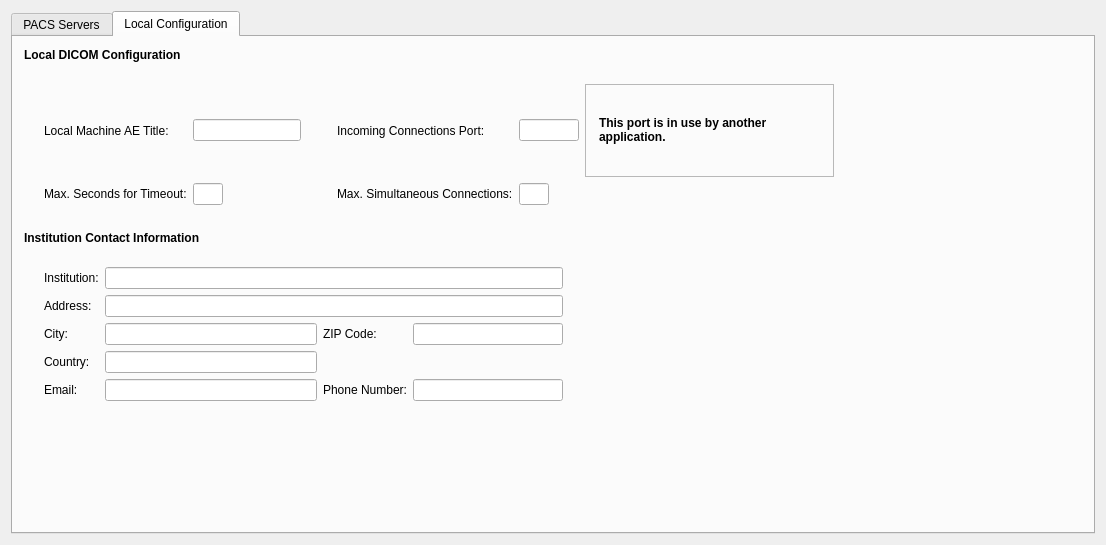
Above: PacsViewer/src/inputoutput/qconfigurationscreenbase.ui from zyq1569/starviewer before the change. Below: the same form after it.
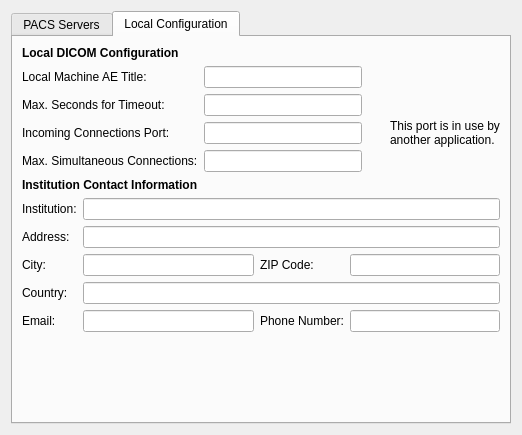
That is the form after the change. The open tabs and pages were chosen to show the change. Icons and pictures are not drawn.

What changed in the file:
```diff
--- a/PacsViewer/src/inputoutput/qconfigurationscreenbase.ui
+++ b/PacsViewer/src/inputoutput/qconfigurationscreenbase.ui
@@ -6,50 +6,20 @@
    <rect>
     <x>0</x>
     <y>0</y>
-    <width>1106</width>
-    <height>545</height>
+    <width>522</width>
+    <height>435</height>
    </rect>
   </property>
-  <property name="sizePolicy">
-   <sizepolicy hsizetype="MinimumExpanding" vsizetype="Preferred">
-    <horstretch>0</horstretch>
-    <verstretch>0</verstretch>
-   </sizepolicy>
-  </property>
-  <property name="maximumSize">
-   <size>
-    <width>20000</width>
-    <height>5000</height>
-   </size>
-  </property>
   <property name="windowTitle">
    <string>PACS Configuration</string>
   </property>
   <property name="windowIcon">
    <iconset resource="../main/main.qrc">
-    <normaloff>:/images/pacsServer.png</normaloff>:/images/pacsServer.png</iconset>
+    <normaloff>:/images/icons/preferences-system-network.svg</normaloff>:/images/icons/preferences-system-network.svg</iconset>
   </property>
-  <layout class="QGridLayout" name="gridLayout_3">
-   <item row="0" column="0">
+  <layout class="QVBoxLayout" name="verticalLayout_4">
+   <item>
     <widget class="QTabWidget" name="tabConfiguration">
-     <property name="sizePolicy">
-      <sizepolicy hsizetype="Expanding" vsizetype="Expanding">
-       <horstretch>0</horstretch>
-       <verstretch>0</verstretch>
-      </sizepolicy>
-     </property>
-     <property name="maximumSize">
-      <size>
-       <width>32767</width>
-       <height>32767</height>
-      </size>
-     </property>
-     <property name="toolTip">
-      <string/>
-     </property>
-     <property name="whatsThis">
-      <string/>
-     </property>
      <property name="currentIndex">
       <number>0</number>
      </property>
@@ -57,12 +27,9 @@
       <attribute name="title">
        <string>PACS Servers</string>
       </attribute>
-      <layout class="QVBoxLayout" name="verticalLayout">
+      <layout class="QVBoxLayout" name="verticalLayout_2">
        <item>
         <widget class="QTreeWidget" name="m_PacsTreeView">
-         <property name="frameShadow">
-          <enum>QFrame::Sunken</enum>
-         </property>
          <property name="alternatingRowColors">
           <bool>true</bool>
          </property>
@@ -127,114 +94,22 @@
         </widget>
        </item>
        <item>
-        <layout class="QHBoxLayout">
-         <property name="spacing">
-          <number>6</number>
+        <widget class="QLabel" name="label_11">
+         <property name="font">
+          <font>
+           <weight>75</weight>
+           <bold>true</bold>
+          </font>
          </property>
-         <property name="margin">
-          <number>0</number>
+         <property name="text">
+          <string>Modify Selected PACS Server/Add New PACS Server</string>
          </property>
-         <item>
-          <spacer>
-           <property name="orientation">
-            <enum>Qt::Horizontal</enum>
-           </property>
-           <property name="sizeHint" stdset="0">
-            <size>
-             <width>40</width>
-             <height>20</height>
-            </size>
-           </property>
-          </spacer>
-         </item>
-         <item>
-          <widget class="QPushButton" name="m_buttonDeletePacs">
-           <property name="toolTip">
-            <string>Delete selected PACS</string>
-           </property>
-           <property name="text">
-            <string>Delete</string>
-           </property>
-           <property name="icon">
-            <iconset resource="../main/main.qrc">
-             <normaloff>:/images/removePrinter.png</normaloff>:/images/removePrinter.png</iconset>
-           </property>
-          </widget>
-         </item>
-        </layout>
+        </widget>
        </item>
        <item>
-        <spacer>
-         <property name="orientation">
-          <enum>Qt::Vertical</enum>
-         </property>
-         <property name="sizeHint" stdset="0">
-          <size>
-           <width>796</width>
-           <height>16</height>
-          </size>
-         </property>
-        </spacer>
-       </item>
-       <item>
-        <layout class="QHBoxLayout">
-         <property name="spacing">
-          <number>6</number>
-         </property>
-         <property name="margin">
-          <number>0</number>
-         </property>
+        <layout class="QHBoxLayout" name="horizontalLayout">
          <item>
-          <widget class="QLabel" name="label_11">
-           <property name="font">
-            <font>
-             <weight>75</weight>
-             <bold>true</bold>
-            </font>
-           </property>
-           <property name="text">
-            <string>Modify Selected PACS Server/Add New PACS Server</string>
-           </property>
-          </widget>
-         </item>
-        </layout>
-       </item>
-       <item>
-        <spacer>
-         <property name="orientation">
-          <enum>Qt::Vertical</enum>
-         </property>
-         <property name="sizeType">
-          <enum>QSizePolicy::Preferred</enum>
-         </property>
-         <property name="sizeHint" stdset="0">
-          <size>
-           <width>796</width>
-           <height>16</height>
-          </size>
-         </property>
-        </spacer>
-       </item>
-       <item>
-        <layout class="QHBoxLayout" name="horizontalLayout_2">
-         <item>
-          <spacer>
-           <property name="orientation">
-            <enum>Qt::Horizontal</enum>
-           </property>
-           <property name="sizeType">
-            <enum>QSizePolicy::Preferred</enum>
-           </property>
-           <property name="sizeHint" stdset="0">
-            <size>
-             <width>17</width>
-             <height>20</height>
-            </size>
-           </property>
-          </spacer>
-         </item>
-         <item>
-          <layout class="QGridLayout" name="gridLayout_2">
+          <layout class="QGridLayout" name="gridLayout">
            <item row="0" column="0">
             <widget class="QLabel" name="textLabel1_2">
              <property name="text">
@@ -242,7 +117,7 @@
              </property>
             </widget>
            </item>
-           <item row="0" column="1" colspan="2">
+           <item row="0" column="1" colspan="3">
             <widget class="QLineEdit" name="m_textAETitle">
              <property name="maxLength">
               <number>16</number>
@@ -256,7 +131,7 @@
              </property>
             </widget>
            </item>
-           <item row="1" column="1" colspan="2">
+           <item row="1" column="1" colspan="3">
             <widget class="QLineEdit" name="m_textAddress"/>
            </item>
            <item row="2" column="0">
@@ -266,92 +141,32 @@
              </property>
             </widget>
            </item>
-           <item row="2" column="2" rowspan="2">
-            <layout class="QGridLayout" name="gridLayout">
-             <item row="0" column="0">
-              <widget class="QLabel" name="label">
-               <property name="text">
-                <string>Port:</string>
-               </property>
-              </widget>
-             </item>
-             <item row="0" column="1">
-              <widget class="QLineEdit" name="m_textQueryRetrieveServicePort">
-               <property name="maximumSize">
-                <size>
-                 <width>67</width>
-                 <height>32767</height>
-                </size>
-               </property>
-              </widget>
-             </item>
-             <item row="0" column="4">
-              <spacer name="horizontalSpacer_2">
-               <property name="orientation">
-                <enum>Qt::Horizontal</enum>
-               </property>
-               <property name="sizeHint" stdset="0">
-                <size>
-                 <width>40</width>
-                 <height>20</height>
-                </size>
-               </property>
-              </spacer>
-             </item>
-             <item row="1" column="0">
-              <widget class="QLabel" name="label_2">
-               <property name="text">
-                <string>Port:</string>
-               </property>
-              </widget>
-             </item>
-             <item row="1" column="1">
-              <widget class="QLineEdit" name="m_textStoreServicePort">
-               <property name="maximumSize">
-                <size>
-                 <width>67</width>
-                 <height>32767</height>
-                </size>
-               </property>
-              </widget>
-             </item>
-             <item row="1" column="4">
-              <spacer name="horizontalSpacer">
-               <property name="orientation">
-                <enum>Qt::Horizontal</enum>
-               </property>
-               <property name="sizeHint" stdset="0">
-                <size>
-                 <width>40</width>
-                 <height>20</height>
-                </size>
-               </property>
-              </spacer>
-             </item>
-             <item row="0" column="3">
-              <widget class="QCheckBox" name="m_checkDefault">
-               <property name="text">
-                <string>Default Query PACS</string>
-               </property>
-              </widget>
-             </item>
-             <item row="0" column="2">
-              <spacer name="horizontalSpacer_5">
-               <property name="orientation">
-                <enum>Qt::Horizontal</enum>
-               </property>
-               <property name="sizeType">
-                <enum>QSizePolicy::Fixed</enum>
-               </property>
-               <property name="sizeHint" stdset="0">
-                <size>
-                 <width>10</width>
-                 <height>20</height>
-                </size>
-               </property>
-              </spacer>
-             </item>
-            </layout>
+           <item row="2" column="1">
+            <widget class="QCheckBox" name="m_checkBoxQueryRetrieveEnabled">
+             <property name="text">
+              <string>Enabled</string>
+             </property>
+             <property name="checked">
+              <bool>true</bool>
+             </property>
+            </widget>
+           </item>
+           <item row="2" column="2">
+            <widget class="QLabel" name="label">
+             <property name="text">
+              <string>Port:</string>
+             </property>
+            </widget>
+           </item>
+           <item row="2" column="3">
+            <widget class="QLineEdit" name="m_textQueryRetrieveServicePort">
+             <property name="maximumSize">
+              <size>
+               <width>64</width>
+               <height>32767</height>
+              </size>
+             </property>
+            </widget>
            </item>
            <item row="3" column="0">
             <widget class="QLabel" name="textLabel4_3">
@@ -370,42 +185,27 @@
              </property>
             </widget>
            </item>
-           <item row="2" column="1">
-            <widget class="QCheckBox" name="m_checkBoxQueryRetrieveEnabled">
+           <item row="3" column="2">
+            <widget class="QLabel" name="label_2">
              <property name="text">
-              <string>Enabled</string>
+              <string>Port:</string>
              </property>
-             <property name="checked">
-              <bool>true</bool>
+            </widget>
+           </item>
+           <item row="3" column="3">
+            <widget class="QLineEdit" name="m_textStoreServicePort">
+             <property name="maximumSize">
+              <size>
+               <width>64</width>
+               <height>32767</height>
+              </size>
              </property>
             </widget>
            </item>
           </layout>
          </item>
          <item>
-          <spacer>
-           <property name="orientation">
-            <enum>Qt::Horizontal</enum>
-           </property>
-           <property name="sizeType">
-            <enum>QSizePolicy::Maximum</enum>
-           </property>
-           <property name="sizeHint" stdset="0">
-            <size>
-             <width>40</width>
-             <height>20</height>
-            </size>
-           </property>
-          </spacer>
-         </item>
-         <item>
-          <layout class="QGridLayout">
-           <property name="margin">
-            <number>0</number>
-           </property>
-           <property name="spacing">
-            <number>6</number>
-           </property>
+          <layout class="QGridLayout" name="gridLayout_2">
            <item row="0" column="0">
             <widget class="QLabel" name="textLabel6_7">
              <property name="text">
@@ -436,105 +236,70 @@
            <item row="2" column="1">
             <widget class="QLineEdit" name="m_textDescription"/>
            </item>
-           <item row="3" column="1">
-            <spacer name="horizontalSpacer_4">
-             <property name="orientation">
-              <enum>Qt::Horizontal</enum>
+           <item row="3" column="0" colspan="2">
+            <widget class="QCheckBox" name="m_checkDefault">
+             <property name="text">
+              <string>Default Query PACS</string>
              </property>
-             <property name="sizeHint" stdset="0">
-              <size>
-               <width>40</width>
-               <height>20</height>
-              </size>
-             </property>
-            </spacer>
+            </widget>
            </item>
           </layout>
          </item>
-        </layout>
-       </item>
-       <item>
-        <spacer>
-         <property name="orientation">
-          <enum>Qt::Vertical</enum>
-         </property>
-         <property name="sizeHint" stdset="0">
-          <size>
-           <width>20</width>
-           <height>40</height>
-          </size>
-         </property>
-        </spacer>
-       </item>
-       <item>
-        <layout class="QHBoxLayout">
-         <property name="spacing">
-          <number>6</number>
-         </property>
-         <property name="margin">
-          <number>0</number>
-         </property>
          <item>
-          <spacer>
-           <property name="orientation">
-            <enum>Qt::Horizontal</enum>
-           </property>
-           <property name="sizeHint" stdset="0">
-            <size>
-             <width>40</width>
-             <height>20</height>
-            </size>
-           </property>
-          </spacer>
-         </item>
-         <item>
-          <widget class="QPushButton" name="m_buttonTestPacs">
-           <property name="enabled">
-            <bool>true</bool>
-           </property>
-           <property name="toolTip">
-            <string>Test if selected PACS is alive</string>
-           </property>
-           <property name="text">
-            <string>Test</string>
-           </property>
-          </widget>
-         </item>
-         <item>
-          <spacer name="horizontalSpacer_6">
-           <property name="orientation">
-            <enum>Qt::Horizontal</enum>
-           </property>
-           <property name="sizeType">
-            <enum>QSizePolicy::Fixed</enum>
-           </property>
-           <property name="sizeHint" stdset="0">
-            <size>
-             <width>30</width>
-             <height>20</height>
-            </size>
-           </property>
-          </spacer>
-         </item>
-         <item>
-          <widget class="QPushButton" name="m_buttonAddPacs">
-           <property name="toolTip">
-            <string>Add the new PACS to the list</string>
-           </property>
-           <property name="text">
-            <string>Add as New PACS</string>
-           </property>
-          </widget>
-         </item>
-         <item>
-          <widget class="QPushButton" name="m_buttonUpdatePacs">
-           <property name="toolTip">
-            <string>Update parameters of the selected PACS</string>
-           </property>
-           <property name="text">
-            <string>Update PACS</string>
-           </property>
-          </widget>
+          <layout class="QVBoxLayout" name="verticalLayout">
+           <item>
+            <widget class="QPushButton" name="m_buttonAddPacs">
+             <property name="toolTip">
+              <string>Add the new PACS to the list</string>
+             </property>
+             <property name="text">
+              <string>Add</string>
+             </property>
+             <property name="icon">
+              <iconset resource="../main/main.qrc">
+               <normaloff>:/images/icons/list-add.svg</normaloff>:/images/icons/list-add.svg</iconset>
+             </property>
+            </widget>
+           </item>
+           <item>
+            <widget class="QPushButton" name="m_buttonUpdatePacs">
+             <property name="toolTip">
+              <string>Update parameters of the selected PACS</string>
+             </property>
+             <property name="text">
+              <string>Update</string>
+             </property>
+             <property name="icon">
+              <iconset resource="../main/main.qrc">
+               <normaloff>:/images/icons/document-save.svg</normaloff>:/images/icons/document-save.svg</iconset>
+             </property>
+            </widget>
+           </item>
+           <item>
+            <widget class="QPushButton" name="m_buttonDeletePacs">
+             <property name="toolTip">
+              <string>Delete selected PACS</string>
+             </property>
+             <property name="text">
+              <string>Delete</string>
+             </property>
+             <property name="icon">
+              <iconset resource="../main/main.qrc">
+               <normaloff>:/images/icons/edit-delete.svg</normaloff>:/images/icons/edit-delete.svg</iconset>
+             </property>
+            </widget>
+           </item>
+           <item>
+            <widget class="QPushButton" name="m_buttonTestPacs">
+             <property name="toolTip">
+              <string>Test if selected PACS is alive</string>
+             </property>
+             <property name="text">
+              <string>Test</string>
+             </property>
+            </widget>
+           </item>
+          </layout>
          </item>
         </layout>
        </item>
@@ -544,8 +309,8 @@
       <attribute name="title">
        <string>Local Configuration</string>
       </attribute>
-      <layout class="QGridLayout" name="gridLayout_4">
-       <item row="0" column="0">
+      <layout class="QVBoxLayout" name="verticalLayout_3">
+       <item>
         <widget class="QLabel" name="label_15">
          <property name="font">
           <font>
@@ -558,257 +323,114 @@
          </property>
         </widget>
        </item>
-       <item row="1" column="0">
-        <spacer>
-         <property name="orientation">
-          <enum>Qt::Vertical</enum>
-         </property>
-         <property name="sizeType">
-          <enum>QSizePolicy::Preferred</enum>
-         </property>
-         <property name="sizeHint" stdset="0">
-          <size>
-           <width>796</width>
-           <height>16</height>
-          </size>
-         </property>
-        </spacer>
-       </item>
-       <item row="2" column="0">
-        <layout class="QGridLayout">
-         <property name="margin">
-          <number>0</number>
-         </property>
-         <property name="spacing">
-          <number>6</number>
-         </property>
-         <item row="0" column="4">
-          <widget class="QLabel" name="textLabel6">
-           <property name="sizePolicy">
-            <sizepolicy hsizetype="Preferred" vsizetype="MinimumExpanding">
-             <horstretch>0</horstretch>
-             <verstretch>0</verstretch>
-            </sizepolicy>
-           </property>
-           <property name="minimumSize">
-            <size>
-             <width>120</width>
-             <height>0</height>
-            </size>
-           </property>
+       <item>
+        <layout class="QGridLayout" name="gridLayout_3">
+         <item row="0" column="0">
+          <widget class="QLabel" name="textLabel3">
            <property name="text">
-            <string>Incoming Connections Port:</string>
+            <string>Local Machine AE Title:</string>
            </property>
           </widget>
          </item>
-         <item row="0" column="2">
+         <item row="0" column="1">
           <widget class="QLineEdit" name="m_textAETitleMachine">
-           <property name="sizePolicy">
-            <sizepolicy hsizetype="Preferred" vsizetype="Fixed">
-             <horstretch>0</horstretch>
-             <verstretch>0</verstretch>
-            </sizepolicy>
-           </property>
            <property name="maxLength">
             <number>16</number>
            </property>
           </widget>
          </item>
-         <item row="1" column="4">
+         <item row="1" column="0">
+          <widget class="QLabel" name="textLabel5">
+           <property name="text">
+            <string>Max. Seconds for Timeout:</string>
+           </property>
+          </widget>
+         </item>
+         <item row="1" column="1">
+          <widget class="QLineEdit" name="m_textTimeout">
+           <property name="maxLength">
+            <number>8</number>
+           </property>
+          </widget>
+         </item>
+         <item row="2" column="0">
+          <widget class="QLabel" name="textLabel6">
+           <property name="text">
+            <string>Incoming Connections Port:</string>
+           </property>
+          </widget>
+         </item>
+         <item row="2" column="1">
+          <widget class="QLineEdit" name="m_textLocalPort">
+           <property name="maxLength">
+            <number>8</number>
+           </property>
+          </widget>
+         </item>
+         <item row="3" column="0">
           <widget class="QLabel" name="textLabel7">
-           <property name="sizePolicy">
-            <sizepolicy hsizetype="Preferred" vsizetype="Preferred">
-             <horstretch>0</horstretch>
-             <verstretch>0</verstretch>
-            </sizepolicy>
-           </property>
            <property name="text">
             <string>Max. Simultaneous Connections:</string>
            </property>
           </widget>
          </item>
-         <item row="0" column="6">
+         <item row="3" column="1">
+          <widget class="QLineEdit" name="m_textMaxConnections">
+           <property name="maxLength">
+            <number>8</number>
+           </property>
+          </widget>
+         </item>
+         <item row="1" column="2" rowspan="3">
           <widget class="QFrame" name="m_warningFrameIncomingConnectionsPortInUse">
-           <property name="sizePolicy">
-            <sizepolicy hsizetype="Expanding" vsizetype="Preferred">
-             <horstretch>0</horstretch>
-             <verstretch>0</verstretch>
-            </sizepolicy>
-           </property>
-           <property name="frameShape">
-            <enum>QFrame::StyledPanel</enum>
-           </property>
-           <property name="frameShadow">
-            <enum>QFrame::Raised</enum>
-           </property>
-           <layout class="QGridLayout">
-            <property name="margin">
+           <layout class="QHBoxLayout" name="horizontalLayout_2">
+            <property name="leftMargin">
              <number>0</number>
             </property>
-            <property name="spacing">
-             <number>6</number>
+            <property name="topMargin">
+             <number>0</number>
             </property>
-            <item row="0" column="0">
+            <property name="rightMargin">
+             <number>0</number>
+            </property>
+            <property name="bottomMargin">
+             <number>0</number>
+            </property>
+            <item>
              <widget class="QLabel" name="label_16">
-              <property name="sizePolicy">
-               <sizepolicy hsizetype="Minimum" vsizetype="Minimum">
-                <horstretch>0</horstretch>
-                <verstretch>0</verstretch>
-               </sizepolicy>
-              </property>
-              <property name="text">
-               <string/>
-              </property>
-              <property name="pixmap">
-               <pixmap resource="../main/main.qrc">:/images/warningIcon.png</pixmap>
-              </property>
-             </widget>
-            </item>
-            <item row="0" column="1">
-             <widget class="QLabel" name="label_13">
-              <property name="sizePolicy">
-               <sizepolicy hsizetype="Expanding" vsizetype="Expanding">
-                <horstretch>0</horstretch>
-                <verstretch>0</verstretch>
-               </sizepolicy>
-              </property>
               <property name="minimumSize">
                <size>
-                <width>180</width>
-                <height>0</height>
+                <width>16</width>
+                <height>16</height>
                </size>
               </property>
+              <property name="maximumSize">
+               <size>
+                <width>16</width>
+                <height>16</height>
+               </size>
+              </property>
+              <property name="styleSheet">
+               <string notr="true">image: url(:/images/icons/emblem-warning.svg)</string>
+              </property>
+             </widget>
+            </item>
+            <item>
+             <widget class="QLabel" name="label_13">
               <property name="text">
-               <string>&lt;b&gt;This port is in use by another application.&lt;/b&gt;</string>
+               <string>This port is in use by another application.</string>
               </property>
               <property name="wordWrap">
                <bool>true</bool>
               </property>
-              <property name="indent">
-               <number>-1</number>
-              </property>
              </widget>
             </item>
            </layout>
           </widget>
          </item>
-         <item row="1" column="2">
-          <widget class="QLineEdit" name="m_textTimeout">
-           <property name="sizePolicy">
-            <sizepolicy hsizetype="Preferred" vsizetype="Fixed">
-             <horstretch>0</horstretch>
-             <verstretch>0</verstretch>
-            </sizepolicy>
-           </property>
-           <property name="maximumSize">
-            <size>
-             <width>30</width>
-             <height>16777215</height>
-            </size>
-           </property>
-          </widget>
-         </item>
-         <item row="0" column="5">
-          <widget class="QLineEdit" name="m_textLocalPort">
-           <property name="maximumSize">
-            <size>
-             <width>60</width>
-             <height>16777215</height>
-            </size>
-           </property>
-          </widget>
-         </item>
-         <item row="1" column="1">
-          <widget class="QLabel" name="textLabel5">
-           <property name="text">
-            <string>Max. Seconds for Timeout:</string>
-           </property>
-          </widget>
-         </item>
-         <item row="0" column="3" rowspan="2">
-          <spacer>
-           <property name="orientation">
-            <enum>Qt::Horizontal</enum>
-           </property>
-           <property name="sizeType">
-            <enum>QSizePolicy::Fixed</enum>
-           </property>
-           <property name="sizeHint" stdset="0">
-            <size>
-             <width>30</width>
-             <height>61</height>
-            </size>
-           </property>
-          </spacer>
-         </item>
-         <item row="0" column="1">
-          <widget class="QLabel" name="textLabel3">
-           <property name="text">
-            <string>Local Machine AE Title:</string>
-           </property>
-          </widget>
-         </item>
-         <item row="1" column="5">
-          <widget class="QLineEdit" name="m_textMaxConnections">
-           <property name="maximumSize">
-            <size>
-             <width>30</width>
-             <height>16777215</height>
-            </size>
-           </property>
-          </widget>
-         </item>
-         <item row="0" column="7" rowspan="2">
-          <spacer>
-           <property name="orientation">
-            <enum>Qt::Horizontal</enum>
-           </property>
-           <property name="sizeType">
-            <enum>QSizePolicy::Expanding</enum>
-           </property>
-           <property name="sizeHint" stdset="0">
-            <size>
-             <width>21</width>
-             <height>81</height>
-            </size>
-           </property>
-          </spacer>
-         </item>
-         <item row="0" column="0" rowspan="2">
-          <spacer>
-           <property name="orientation">
-            <enum>Qt::Horizontal</enum>
-           </property>
-           <property name="sizeType">
-            <enum>QSizePolicy::Preferred</enum>
-           </property>
-           <property name="sizeHint" stdset="0">
-            <size>
-             <width>20</width>
-             <height>87</height>
-            </size>
-           </property>
-          </spacer>
-         </item>
         </layout>
        </item>
-       <item row="3" column="0">
-        <spacer>
-         <property name="orientation">
-          <enum>Qt::Vertical</enum>
-         </property>
-         <property name="sizeType">
-          <enum>QSizePolicy::Minimum</enum>
-         </property>
-         <property name="sizeHint" stdset="0">
-          <size>
-           <width>796</width>
-           <height>20</height>
-          </size>
-         </property>
-        </spacer>
-       </item>
-       <item row="4" column="0">
+       <item>
         <widget class="QLabel" name="label_14">
          <property name="font">
           <font>
@@ -821,212 +443,121 @@
          </property>
         </widget>
        </item>
-       <item row="5" column="0">
-        <spacer>
-         <property name="orientation">
-          <enum>Qt::Vertical</enum>
-         </property>
-         <property name="sizeType">
-          <enum>QSizePolicy::Fixed</enum>
-         </property>
-         <property name="sizeHint" stdset="0">
-          <size>
-           <width>796</width>
-           <height>16</height>
-          </size>
-         </property>
-        </spacer>
-       </item>
-       <item row="6" column="0">
-        <layout class="QHBoxLayout" name="horizontalLayout">
-         <item>
-          <spacer>
-           <property name="orientation">
-            <enum>Qt::Horizontal</enum>
+       <item>
+        <layout class="QGridLayout" name="gridLayout_4">
+         <item row="0" column="0">
+          <widget class="QLabel" name="label_3">
+           <property name="text">
+            <string>Institution:</string>
            </property>
-           <property name="sizeType">
-            <enum>QSizePolicy::Preferred</enum>
+          </widget>
+         </item>
+         <item row="0" column="1" colspan="3">
+          <widget class="QLineEdit" name="m_textInstitutionName">
+           <property name="maxLength">
+            <number>150</number>
            </property>
-           <property name="sizeHint" stdset="0">
+          </widget>
+         </item>
+         <item row="1" column="0">
+          <widget class="QLabel" name="label_4">
+           <property name="text">
+            <string>Address:</string>
+           </property>
+          </widget>
+         </item>
+         <item row="1" column="1" colspan="3">
+          <widget class="QLineEdit" name="m_textInstitutionAddress">
+           <property name="maxLength">
+            <number>150</number>
+           </property>
+          </widget>
+         </item>
+         <item row="2" column="0">
+          <widget class="QLabel" name="label_5">
+           <property name="text">
+            <string>City:</string>
+           </property>
+          </widget>
+         </item>
+         <item row="2" column="1">
+          <widget class="QLineEdit" name="m_textInstitutionTown">
+           <property name="maxLength">
+            <number>100</number>
+           </property>
+          </widget>
+         </item>
+         <item row="2" column="2">
+          <widget class="QLabel" name="label_6">
+           <property name="text">
+            <string>ZIP Code:</string>
+           </property>
+          </widget>
+         </item>
+         <item row="2" column="3">
+          <widget class="QLineEdit" name="m_textInstitutionZipCode">
+           <property name="maximumSize">
             <size>
-             <width>20</width>
-             <height>20</height>
+             <width>150</width>
+             <height>16777215</height>
             </size>
            </property>
-          </spacer>
+           <property name="maxLength">
+            <number>20</number>
+           </property>
+          </widget>
          </item>
-         <item>
-          <layout class="QGridLayout">
-           <property name="margin">
-            <number>0</number>
+         <item row="3" column="0">
+          <widget class="QLabel" name="label_7">
+           <property name="text">
+            <string>Country:</string>
            </property>
-           <property name="spacing">
-            <number>6</number>
+          </widget>
+         </item>
+         <item row="3" column="1" colspan="3">
+          <widget class="QLineEdit" name="m_textInstitutionCountry">
+           <property name="maxLength">
+            <number>100</number>
            </property>
-           <item row="3" column="1">
-            <widget class="QLineEdit" name="m_textInstitutionCountry">
-             <property name="minimumSize">
-              <size>
-               <width>150</width>
-               <height>0</height>
-              </size>
-             </property>
-             <property name="maxLength">
-              <number>100</number>
-             </property>
-            </widget>
-           </item>
-           <item row="4" column="2">
-            <widget class="QLabel" name="label_9">
-             <property name="text">
-              <string>Phone Number:</string>
-             </property>
-            </widget>
-           </item>
-           <item row="0" column="1" colspan="3">
-            <widget class="QLineEdit" name="m_textInstitutionName">
-             <property name="minimumSize">
-              <size>
-               <width>300</width>
-               <height>0</height>
-              </size>
-             </property>
-             <property name="maxLength">
-              <number>150</number>
-             </property>
-            </widget>
-           </item>
-           <item row="2" column="1">
-            <widget class="QLineEdit" name="m_textInstitutionTown">
-             <property name="minimumSize">
-              <size>
-               <width>130</width>
-               <height>0</height>
-              </size>
-             </property>
-             <property name="maxLength">
-              <number>100</number>
-             </property>
-            </widget>
-           </item>
-           <item row="2" column="2">
-            <widget class="QLabel" name="label_6">
-             <property name="text">
-              <string>ZIP Code:</string>
-             </property>
-            </widget>
-           </item>
-           <item row="2" column="0">
-            <widget class="QLabel" name="label_5">
-             <property name="text">
-              <string>City:</string>
-             </property>
-            </widget>
-           </item>
-           <item row="2" column="3">
-            <widget class="QLineEdit" name="m_textInstitutionZipCode">
-             <property name="maximumSize">
-              <size>
-               <width>150</width>
-               <height>16777215</height>
-              </size>
-             </property>
-             <property name="maxLength">
-              <number>20</number>
-             </property>
-            </widget>
-           </item>
-           <item row="1" column="1" colspan="3">
-            <widget class="QLineEdit" name="m_textInstitutionAddress">
-             <property name="minimumSize">
-              <size>
-               <width>180</width>
-               <height>0</height>
-              </size>
-             </property>
-             <property name="maxLength">
-              <number>150</number>
-             </property>
-            </widget>
-           </item>
-           <item row="1" column="0">
-            <widget class="QLabel" name="label_4">
-             <property name="text">
-              <string>Address:</string>
-             </property>
-            </widget>
-           </item>
-           <item row="4" column="3">
-            <widget class="QLineEdit" name="m_textInstitutionPhoneNumber">
-             <property name="minimumSize">
-              <size>
-               <width>100</width>
-               <height>0</height>
-              </size>
-             </property>
-             <property name="maximumSize">
-              <size>
-               <width>150</width>
-               <height>16777215</height>
-              </size>
-             </property>
-             <property name="maxLength">
-              <number>100</number>
-             </property>
-            </widget>
-           </item>
-           <item row="3" column="0">
-            <widget class="QLabel" name="label_7">
-             <property name="text">
-              <string>Country:</string>
-             </property>
-            </widget>
-           </item>
-           <item row="0" column="0">
-            <widget class="QLabel" name="label_3">
-             <property name="text">
-              <string>Institution:</string>
-             </property>
-            </widget>
-           </item>
-           <item row="4" column="0">
-            <widget class="QLabel" name="label_8">
-             <property name="text">
-              <string>Email:</string>
-             </property>
-            </widget>
-           </item>
-           <item row="4" column="1">
-            <widget class="QLineEdit" name="m_textInstitutionEmail">
-             <property name="minimumSize">
-              <size>
-               <width>120</width>
-               <height>0</height>
-              </size>
-             </property>
-             <property name="maxLength">
-              <number>150</number>
-             </property>
-            </widget>
-           </item>
-          </layout>
+          </widget>
          </item>
-         <item>
-          <spacer name="horizontalSpacer_3">
-           <property name="orientation">
-            <enum>Qt::Horizontal</enum>
+         <item row="4" column="0">
+          <widget class="QLabel" name="label_8">
+           <property name="text">
+            <string>Email:</string>
            </property>
-           <property name="sizeHint" stdset="0">
+          </widget>
+         </item>
+         <item row="4" column="1">
+          <widget class="QLineEdit" name="m_textInstitutionEmail">
+           <property name="maxLength">
+            <number>150</number>
+           </property>
+          </widget>
+         </item>
+         <item row="4" column="2">
+          <widget class="QLabel" name="label_9">
+           <property name="text">
+            <string>Phone Number:</string>
+           </property>
+          </widget>
+         </item>
+         <item row="4" column="3">
+          <widget class="QLineEdit" name="m_textInstitutionPhoneNumber">
+           <property name="maximumSize">
             <size>
-             <width>40</width>
-             <height>20</height>
+             <width>150</width>
+             <height>16777215</height>
             </size>
            </property>
-          </spacer>
+           <property name="maxLength">
+            <number>100</number>
+           </property>
+          </widget>
          </item>
         </layout>
        </item>
-       <item row="7" column="0">
+       <item>
         <spacer>
          <property name="orientation">
           <enum>Qt::Vertical</enum>
@@ -1045,35 +576,6 @@
    </item>
   </layout>
  </widget>
- <layoutdefault spacing="6" margin="11"/>
- <tabstops>
-  <tabstop>tabConfiguration</tabstop>
-  <tabstop>m_PacsTreeView</tabstop>
-  <tabstop>m_buttonDeletePacs</tabstop>
-  <tabstop>m_textAETitle</tabstop>
-  <tabstop>m_textAddress</tabstop>
-  <tabstop>m_checkBoxQueryRetrieveEnabled</tabstop>
-  <tabstop>m_textQueryRetrieveServicePort</tabstop>
-  <tabstop>m_checkDefault</tabstop>
-  <tabstop>m_checkBoxStoreEnabled</tabstop>
-  <tabstop>m_textStoreServicePort</tabstop>
-  <tabstop>m_textInstitution</tabstop>
-  <tabstop>m_textLocation</tabstop>
-  <tabstop>m_textDescription</tabstop>
-  <tabstop>m_buttonAddPacs</tabstop>
-  <tabstop>m_buttonUpdatePacs</tabstop>
-  <tabstop>m_textAETitleMachine</tabstop>
-  <tabstop>m_textLocalPort</tabstop>
-  <tabstop>m_textTimeout</tabstop>
-  <tabstop>m_textMaxConnections</tabstop>
-  <tabstop>m_textInstitutionName</tabstop>
-  <tabstop>m_textInstitutionAddress</tabstop>
-  <tabstop>m_textInstitutionTown</tabstop>
-  <tabstop>m_textInstitutionZipCode</tabstop>
-  <tabstop>m_textInstitutionCountry</tabstop>
-  <tabstop>m_textInstitutionEmail</tabstop>
-  <tabstop>m_textInstitutionPhoneNumber</tabstop>
- </tabstops>
  <resources>
   <include location="../main/main.qrc"/>
   <include location="../main/main.qrc"/>
```
Left out of the diff: 1 changed line with no effect on the pictures.
